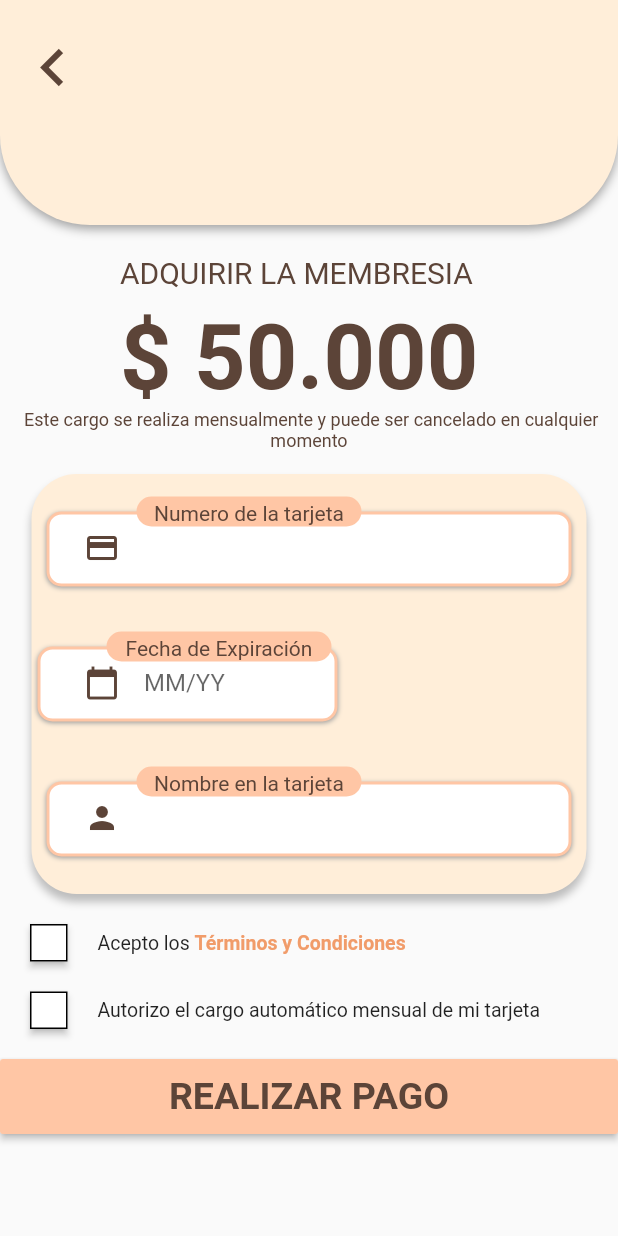
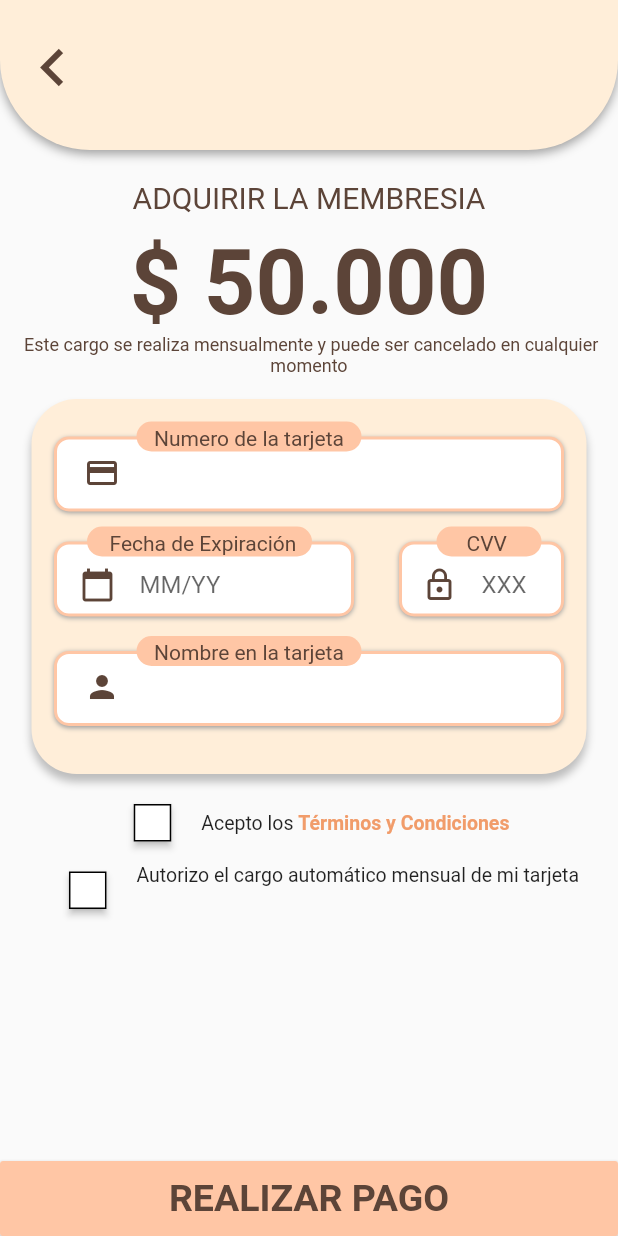
Before and after one commit to santos130400/ProyectoAdriana, a Flutter app: the Pago screen opened directly, on a phone screen of 412 x 824 dp. Run offline on Flutter 3.47's test engine with Material 2 defaults, Android fonts, the phone set to English and light mode, and no system bars; our stand-ins replace cloud_firestore, firebase_auth, firebase_database, image_picker; accounts and stored records are empty.

Commit message:
Parte de gabo terminada

```diff
--- a/lib/Pago.dart
+++ b/lib/Pago.dart
@@ -16,22 +16,28 @@ class _PagoState extends State<Pago> {
   @override
   Widget build(BuildContext context) {
     return Scaffold(
-      body: ListView(
+      body: Stack(
+        children: [
+          ListView(
             children: [
               barraNavegacion(context),
               textos1(),
               Stack(children: [
                 caja(),
-            Column(children: [
+                Align(
+                  alignment: Alignment.center,
+                  child: Column(children: [
                     cajaNumero(),
                     cajaFecha(),
                     cajaNombre(),
-            ])
+                  ]),
+                )
               ]),
               //START BOTTOM BUTTONS
               Column(
                 children: [
                   Row(
+                    mainAxisAlignment: MainAxisAlignment.center,
                     children: [
                       Padding(
                           padding: EdgeInsets.only(left: 20, top: 20),
@@ -75,7 +81,7 @@ class _PagoState extends State<Pago> {
                           ]))
                     ],
                   ),
-              Row(children: [
+                  Row(mainAxisAlignment: MainAxisAlignment.center, children: [
                     Padding(
                         padding: EdgeInsets.only(left: 20, top: 20, bottom: 20),
                         child: SizedBox(
@@ -99,18 +105,26 @@ class _PagoState extends State<Pago> {
                           ),
                         )),
                     Padding(
-                    padding: EdgeInsets.only(left: 20, top: 20, bottom: 20),
+                        padding: EdgeInsets.only(left: 20, bottom: 20),
                         child: Text(
                           'Autorizo el cargo automático mensual de mi tarjeta',
                           style: TextStyle(
                             fontSize: 13,
                           ),
-                    ))
+                        )),
                   ]),
+                  Container(
+                    height: 40,
+                  )
+                ],
+              ),
             ],
           ),
           //END BOTTOM BUTTONS
-          botonPago(),
+          Container(
+              height: double.infinity,
+              alignment: Alignment.bottomCenter,
+              child: botonPago())
         ],
       ),
     );
@@ -122,7 +136,7 @@ Widget barraNavegacion(BuildContext context) {
     children: [
       Container(
           width: double.infinity,
-          height: 150,
+          height: 100,
           decoration: BoxDecoration(
               color: const Color(0xFFFFEED9),
               borderRadius: BorderRadius.only(
@@ -143,12 +157,14 @@ Widget barraNavegacion(BuildContext context) {
 }
 
 Widget textos1() {
-  return Container(
+  return Center(
+    child: Container(
         child: Column(children: [
       Row(
+        mainAxisAlignment: MainAxisAlignment.center,
         children: [
           Padding(
-            padding: EdgeInsets.only(left: 80, top: 20),
+              padding: EdgeInsets.only(top: 20),
               child: Text("ADQUIRIR LA MEMBRESIA",
                   style: TextStyle(
                     fontSize: 20,
@@ -157,10 +173,12 @@ Widget textos1() {
         ],
       ),
       Row(
+        mainAxisAlignment: MainAxisAlignment.center,
         children: [
           Padding(
-            padding: EdgeInsets.only(left: 80, top: 10),
+              padding: EdgeInsets.only(top: 10),
               child: Text("\$ 50.000",
+                  textAlign: TextAlign.center,
                   style: TextStyle(
                     fontSize: 60,
                     fontWeight: FontWeight.bold,
@@ -169,7 +187,7 @@ Widget textos1() {
         ],
       ),
       Padding(
-        padding: EdgeInsets.only(left: 5, right: 5),
+          padding: EdgeInsets.only(top: 0),
           child: Text(
               " Este cargo se realiza mensualmente y puede ser cancelado en cualquier momento",
               textAlign: TextAlign.center,
@@ -178,7 +196,8 @@ Widget textos1() {
                 fontWeight: FontWeight.normal,
                 color: Color(0xFF5C4438),
               ))),
-  ]));
+    ])),
+  );
 }
 
 Widget cajaNumero() {
@@ -190,7 +209,7 @@ Widget cajaNumero() {
           top: 40,
         ),
         child: Container(
-            width: 350,
+            width: 340,
             height: 50,
             decoration: BoxDecoration(
                 boxShadow: [
@@ -234,35 +253,42 @@ Widget cajaNumero() {
 
 Widget cajaFecha() {
   //fecha
-  return Stack(children: [
+  return Center(
+    child: Container(
+      width: 370,
+      child: Row(
+        mainAxisAlignment: MainAxisAlignment.start,
+        children: [
+          Stack(children: [
             //textBox
             Padding(
-      padding: EdgeInsets.only(
-        top: 40,
-        left: 25,
-      ),
+              padding: EdgeInsets.only(top: 20, left: 15),
               child: Container(
                   width: 200,
                   height: 50,
                   decoration: BoxDecoration(
                       boxShadow: [
                         BoxShadow(
-                    color: Colors.grey, blurRadius: 2, offset: Offset(0, 1))
+                            color: Colors.grey,
+                            blurRadius: 2,
+                            offset: Offset(0, 1))
                       ],
-              border: Border.all(width: 2, color: const Color(0xFFFFC6A5)),
+                      border:
+                          Border.all(width: 2, color: const Color(0xFFFFC6A5)),
                       color: Colors.white,
                       borderRadius: BorderRadius.circular(10))),
             ),
             //icono
             Center(
               child: Padding(
-          padding: EdgeInsets.only(top: 40, left: 0), child: textoFecha()),
+                  padding: EdgeInsets.only(top: 25, left: 32),
+                  child: textoFecha()),
             ),
             //titulo
             Padding(
                 padding: EdgeInsets.only(
-          top: 30,
-          right: 120,
+                  top: 10,
+                  left: 37,
                 ),
                 child: Stack(children: [
                   Center(
@@ -276,14 +302,69 @@ Widget cajaFecha() {
                   ),
                   Center(
                     child: Padding(
-                padding: const EdgeInsets.only(top: 3, left: 0),
+                        padding: const EdgeInsets.only(top: 3, left: 15),
                         child: Text(
                           'Fecha de Expiración',
                           style: TextStyle(color: const Color(0xFF5C4438)),
                         )),
                   )
                 ])),
-  ]);
+          ]),
+          Stack(children: [
+            //textBox
+            Padding(
+              padding: EdgeInsets.only(top: 20, left: 30),
+              child: Container(
+                  width: 110,
+                  height: 50,
+                  decoration: BoxDecoration(
+                      boxShadow: [
+                        BoxShadow(
+                            color: Colors.grey,
+                            blurRadius: 2,
+                            offset: Offset(0, 1))
+                      ],
+                      border:
+                          Border.all(width: 2, color: const Color(0xFFFFC6A5)),
+                      color: Colors.white,
+                      borderRadius: BorderRadius.circular(10))),
+            ),
+            //icono
+            Center(
+              child: Padding(
+                  padding: EdgeInsets.only(top: 25, left: 45),
+                  child: textoCCV()),
+            ),
+            //titulo
+            Padding(
+                padding: EdgeInsets.only(
+                  top: 10,
+                  left: 55,
+                ),
+                child: Stack(children: [
+                  Center(
+                    child: Container(
+                        height: 20,
+                        width: 70,
+                        decoration: BoxDecoration(
+                          borderRadius: BorderRadius.circular(30),
+                          color: const Color(0xffffc6a5),
+                        )),
+                  ),
+                  Center(
+                    child: Padding(
+                        padding: const EdgeInsets.only(top: 3, left: 20),
+                        child: Text(
+                          'CVV',
+                          style: TextStyle(color: const Color(0xFF5C4438)),
+                        )),
+                  )
+                ])),
+          ])
+        ],
+      ),
+    ),
+  );
 }
 
 Widget cajaNombre() {
@@ -292,10 +373,10 @@ Widget cajaNombre() {
     Center(
       child: Padding(
         padding: EdgeInsets.only(
-          top: 40,
+          top: 20,
         ),
         child: Container(
-            width: 350,
+            width: 340,
             height: 50,
             decoration: BoxDecoration(
                 boxShadow: [
@@ -310,11 +391,11 @@ Widget cajaNombre() {
     //icono
     Center(
       child: Padding(
-          padding: EdgeInsets.only(top: 40, left: 0), child: textoNombre()),
+          padding: EdgeInsets.only(top: 20, left: 0), child: textoNombre()),
     ),
     //titulo
     Padding(
-        padding: EdgeInsets.only(top: 30, right: 80),
+        padding: EdgeInsets.only(top: 10, right: 80),
         child: Stack(children: [
           Center(
             child: Container(
@@ -372,7 +453,7 @@ Widget textoFecha() {
   String fecha;
   return Center(
     child: Container(
-      width: 300,
+      width: 100,
       color: Color(0x00000000),
       child: new TextFormField(
           keyboardType: TextInputType.number,
@@ -395,6 +476,38 @@ Widget textoFecha() {
                 color: const Color(0xFF5C4438),
               ),
               hintText: 'MM/YY',
+              border: InputBorder.none)),
+    ),
+  );
+}
+
+Widget textoCCV() {
+  String fecha;
+  return Center(
+    child: Container(
+      width: 100,
+      color: Color(0x00000000),
+      child: new TextFormField(
+          keyboardType: TextInputType.number,
+          inputFormatters: [
+            WhitelistingTextInputFormatter.digitsOnly,
+            new LengthLimitingTextInputFormatter(3),
+          ],
+          // ignore: missing_return
+          validator: (entrada) {
+            if (entrada.isEmpty) {
+              return 'Por favor escriba el CCV';
+            }
+          },
+          onSaved: (entrada) {
+            fecha = entrada;
+          },
+          decoration: InputDecoration(
+              icon: Icon(
+                Icons.lock_outline,
+                color: const Color(0xFF5C4438),
+              ),
+              hintText: 'XXX',
               border: InputBorder.none)),
     ),
   );
@@ -461,7 +574,7 @@ Widget caja() {
     child: Padding(
       padding: EdgeInsets.only(top: 15),
       child: Container(
-          height: 280,
+          height: 250,
           width: 370,
           decoration: BoxDecoration(
               borderRadius: BorderRadius.circular(30),
@@ -479,7 +592,7 @@ Widget caja() {
 Widget botonPago() {
   return SizedBox(
       height: 50,
-      width: 80,
+      width: double.infinity,
       child: RaisedButton(
         color: Color(0xFFFFFC6A5),
         child: Text(
--- a/lib/main.dart
+++ b/lib/main.dart
@@ -35,7 +35,7 @@ class MyApp extends StatelessWidget {
   Widget build(BuildContext context) {
     return MaterialApp(
         debugShowCheckedModeBanner: false,
-        home: Pago(),
+        home: Inicio(),
         routes: <String, WidgetBuilder>{
           '/inicio': (BuildContext context) => new Inicio(),
           '/menu': (BuildContext context) => new MenuPrincipal(),
@@ -61,6 +61,7 @@ class MyApp extends StatelessWidget {
           '/resultadosRopa': (BuildContext context) => new RopaResultados(),
           '/resultadosAccesorios': (BuildContext context) =>
               new AccesoriosResultados(),
+          '/pago': (BuildContext context) => new Pago(),
         });
   }
 }
```
Also changed, not shown: lib/MenuPrincipal.dart (+7 -5 lines), lib/Registro.dart (+6 -6 lines). Lines whose indentation alone changed are shown as unchanged.
